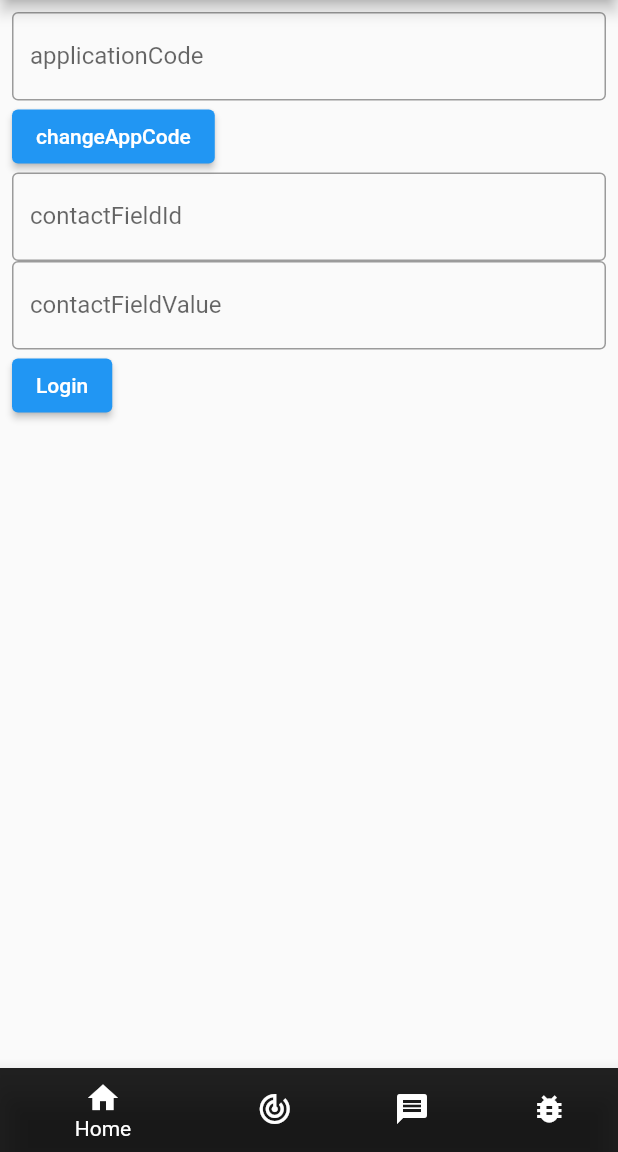
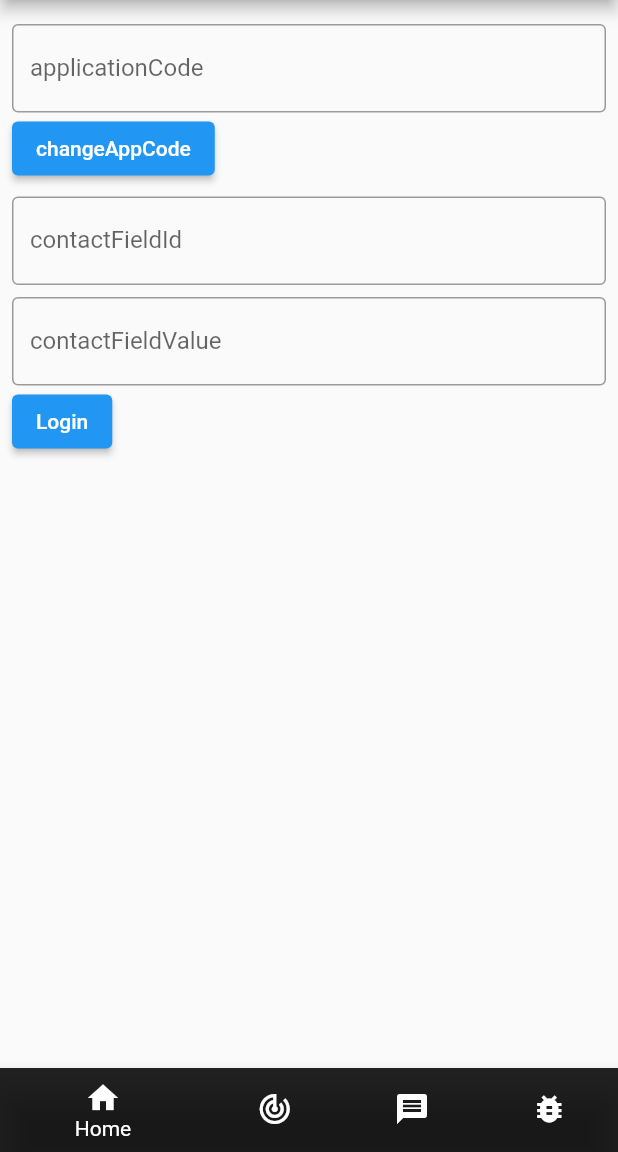
Before and after one commit to emartech/flutter-plugin-for-sap-emarsys-customer-engagement, a Flutter app: the screen it shows after launch, on a phone screen of 412 x 824 dp, the part 84-1236 px from its top. Run offline on Flutter 3.47's test engine with Material 2 defaults, Android fonts, the phone set to English and light mode, and no system bars; our stand-ins replace equatable, permission_handler, shared_preferences.

Commit message:
chore(dependencies): updated dependencies SUITEDEV-30422
Co-authored-by: megamegax <megamegax@users.noreply.github.com>

```diff
--- a/example/lib/main.dart
+++ b/example/lib/main.dart
@@ -183,6 +183,7 @@ class _MyAppState extends State<MyApp> {
       padding: const EdgeInsets.all(8.0),
       child: SingleChildScrollView(
         child: Column(crossAxisAlignment: CrossAxisAlignment.start, children: [
+          SizedBox(height: 8),
           TextField(
             controller: _appCodeFieldController,
             decoration: InputDecoration(
@@ -205,6 +206,7 @@ class _MyAppState extends State<MyApp> {
             },
             child: Text("changeAppCode"),
           ),
+          SizedBox(height: 8),
           TextField(
             controller: _contactFieldIdController,
             keyboardType: TextInputType.number,
@@ -212,6 +214,7 @@ class _MyAppState extends State<MyApp> {
             decoration: InputDecoration(
                 border: OutlineInputBorder(), labelText: "contactFieldId"),
           ),
+          SizedBox(height: 8),
           TextField(
             controller: _contactFieldValueController,
             decoration: InputDecoration(
```
Also changed, not shown: 2 other files.
